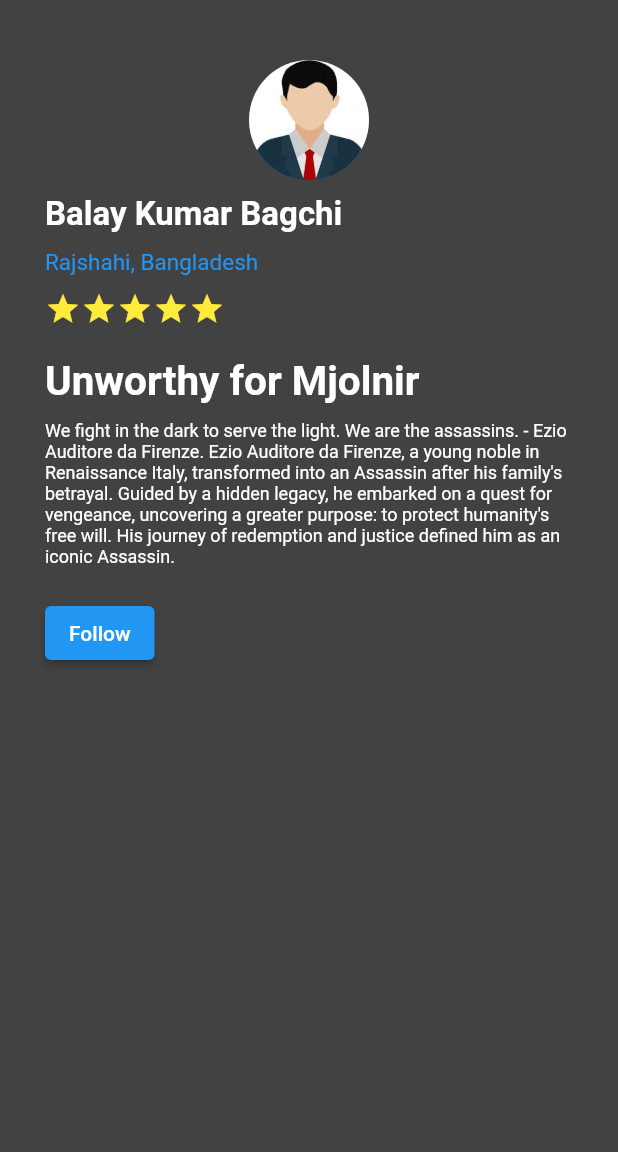
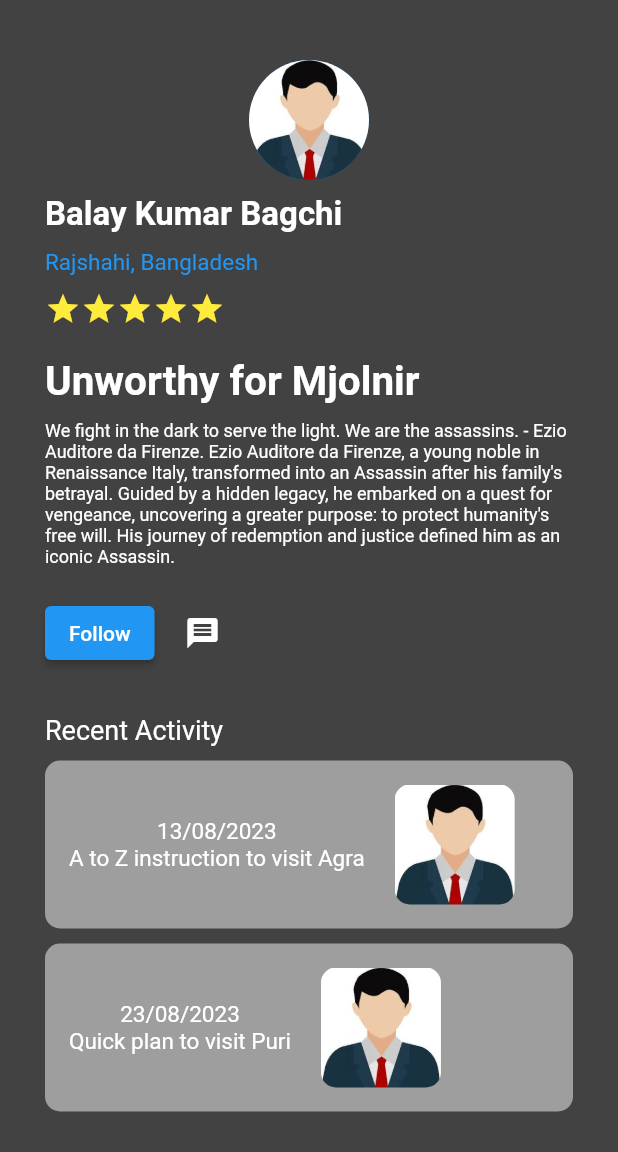
Before and after one commit to BK-Bagchi/fluttter_profile_app, a Flutter app: the screen it shows after launch, on a phone screen of 412 x 824 dp, the part 84-1236 px from its top. Run offline on Flutter 3.47's test engine with Material 2 defaults, Android fonts, the phone set to English and light mode, and no system bars.

Commit message:
Recent activity section work done

```diff
--- a/lib/main.dart
+++ b/lib/main.dart
@@ -91,12 +91,109 @@ class MyProfileApp extends StatelessWidget {
                 ),
               ),
               const SizedBox(height: 20.0), // Add spacing
-              ElevatedButton(
-                onPressed: () {
-                  // Add your button click action here
-                  print('Button Clicked!');
-                },
-                child: Text('Follow'),
+              Row(
+                children: <Widget>[
+                  ElevatedButton(
+                    onPressed: () {
+                      // Add your button click action here
+                      // print('Button Clicked!');
+                    },
+                    child: const Text('Follow'),
+                  ),
+                  const SizedBox(width: 20.0), // Add spacing
+                  const Icon(
+                    Icons.message,
+                    color: Colors.white,
+                  ),
+                ],
+              ),
+              const SizedBox(height: 30.0), // Add spacing
+              const Text(
+                "Recent Activity",
+                style: TextStyle(
+                  color: Colors.white,
+                  fontSize: 18.0,
+                ),
+              ),
+              const SizedBox(height: 10.0), // Add spacing
+              Container(
+                padding: const EdgeInsets.all(16.0), // Add padding
+                decoration: BoxDecoration(
+                  color: Colors.grey[500],
+                  borderRadius:
+                      BorderRadius.circular(10.0), // Add border radius
+                ),
+                child: Row(
+                  children: <Widget>[
+                    const Column(
+                      children: <Widget>[
+                        Text(
+                          "13/08/2023",
+                          style: TextStyle(
+                            color: Colors.white,
+                            fontSize: 15.0,
+                          ),
+                        ),
+                        Text(
+                          "A to Z instruction to visit Agra",
+                          style: TextStyle(
+                            color: Colors.white,
+                            fontSize: 15.0,
+                          ),
+                        ),
+                      ],
+                    ),
+                    const SizedBox(width: 20.0), // Add spacing
+                    ClipRRect(
+                      borderRadius: BorderRadius.circular(10.0),
+                      child: Image.asset(
+                        'assets/download.jpeg',
+                        width: 80.0,
+                        height: 80.0,
+                      ),
+                    ),
+                  ],
+                ),
+              ),
+              const SizedBox(height: 10.0),
+              Container(
+                padding: const EdgeInsets.all(16.0), // Add padding
+                decoration: BoxDecoration(
+                  color: Colors.grey[500],
+                  borderRadius:
+                      BorderRadius.circular(10.0), // Add border radius
+                ),
+                child: Row(
+                  children: <Widget>[
+                    const Column(
+                      children: <Widget>[
+                        Text(
+                          "23/08/2023",
+                          style: TextStyle(
+                            color: Colors.white,
+                            fontSize: 15.0,
+                          ),
+                        ),
+                        Text(
+                          "Quick plan to visit Puri",
+                          style: TextStyle(
+                            color: Colors.white,
+                            fontSize: 15.0,
+                          ),
+                        ),
+                      ],
+                    ),
+                    const SizedBox(width: 20.0), // Add spacing
+                    ClipRRect(
+                      borderRadius: BorderRadius.circular(10.0),
+                      child: Image.asset(
+                        'assets/download.jpeg',
+                        width: 80.0,
+                        height: 80.0,
+                      ),
+                    ),
+                  ],
+                ),
               ),
             ],
           ),
```
